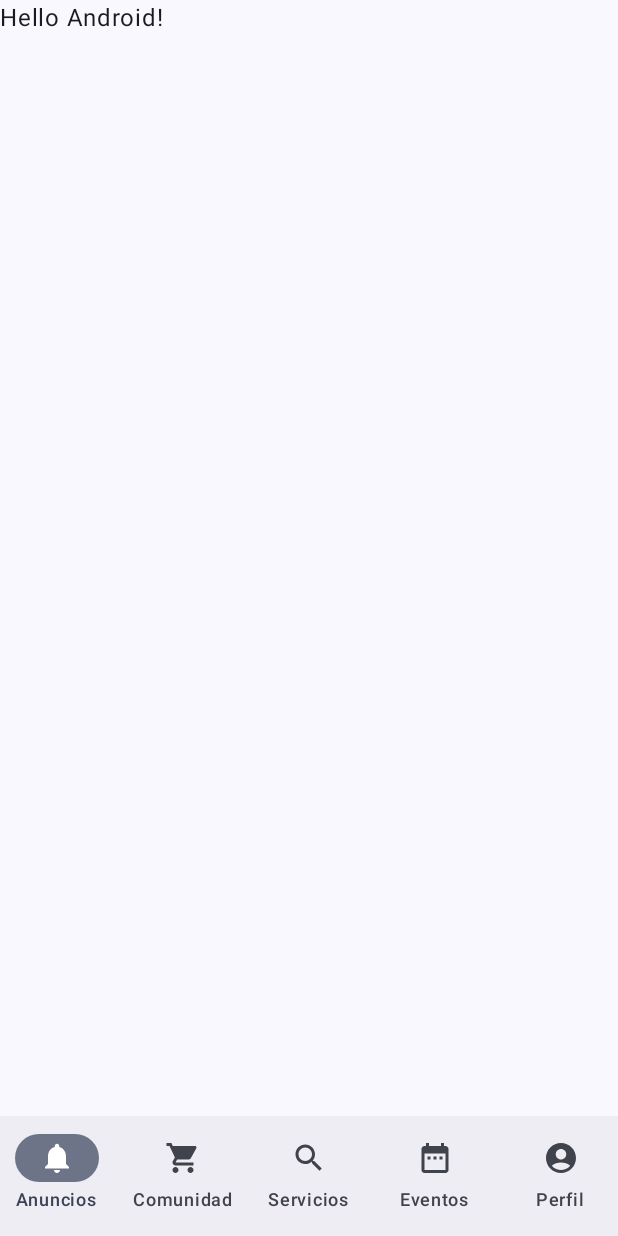
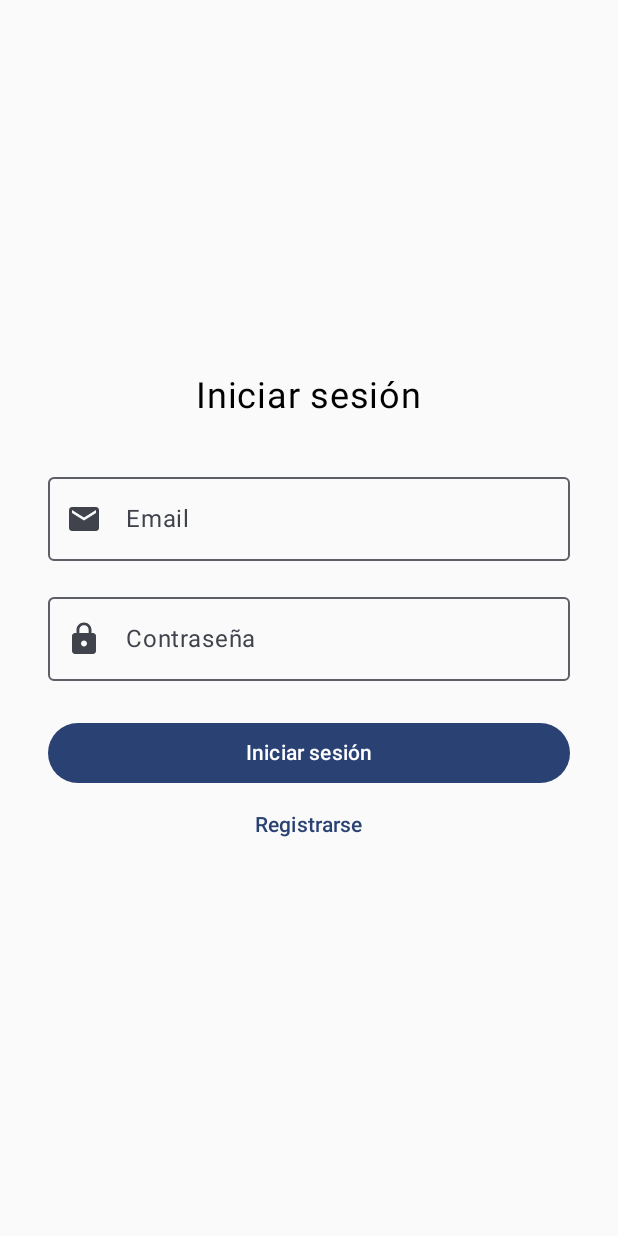
Before and after one commit to Magaztu/EcoNews-Client, an Android app built with Jetpack Compose: the screen it shows after launch (MainActivity), on a phone screen of 412 x 824 dp. Run offline under Robolectric (Android 15) with nearby library versions, the phone set to English and light mode, and no system bars; our stand-ins replace navigation suite.

```diff
--- a/app/src/main/java/com/example/preludio/MainActivity.kt
+++ b/app/src/main/java/com/example/preludio/MainActivity.kt
@@ -29,6 +29,30 @@ import androidx.compose.ui.Modifier
 import androidx.compose.ui.graphics.vector.ImageVector
 import androidx.compose.ui.tooling.preview.Preview
 import androidx.compose.ui.tooling.preview.PreviewScreenSizes
+import com.example.preludio.ui.theme.PreludioTheme
+import android.util.Patterns
+import android.widget.Toast
+import androidx.activity.compose.setContent
+import androidx.activity.enableEdgeToEdge
+import androidx.compose.foundation.background
+import androidx.compose.foundation.clickable
+import androidx.compose.foundation.layout.*
+import androidx.compose.foundation.lazy.LazyColumn
+import androidx.compose.foundation.lazy.grid.GridCells
+import androidx.compose.foundation.lazy.grid.LazyVerticalGrid
+import androidx.compose.foundation.lazy.grid.items
+import androidx.compose.foundation.lazy.items
+import androidx.compose.material.icons.filled.*
+import androidx.compose.material3.*
+import androidx.compose.material3.adaptive.navigationsuite.NavigationSuiteScaffold
+import androidx.compose.runtime.*
+import androidx.compose.ui.Alignment
+import androidx.compose.ui.graphics.Color
+import androidx.compose.ui.platform.LocalContext
+import androidx.compose.ui.text.input.PasswordVisualTransformation
+import androidx.compose.ui.unit.dp
+import androidx.compose.ui.unit.sp
+import androidx.compose.ui.window.Dialog
 import com.example.preludio.ui.theme.PreludioTheme
 
 data class Usuario(
@@ -69,15 +93,106 @@ class MainActivity : ComponentActivity() {
         enableEdgeToEdge()
         setContent {
             PreludioTheme {
-                PreludioApp()
+//                PreludioApp()
+                // Información para el loggeo, por defecto se asume que es falso
+                var isLoggedin by remember { mutableStateOf(false)}
+                var currentUser by remember { mutableStateOf<Usuario?>(null)}
+
+                if (isLoggedin && currentUser != null){
+                    //Hay loggeo
+                    PreludioApp(currentUser = currentUser!!) // Hace que User? sea User nomrla
+                }else{
+                    LoginApp(
+                        onLoginSuccess = { user ->
+                            currentUser = user
+                            isLoggedin = true
+                        }
+                    )
+                }
             }
         }
     }
 }
 
-@PreviewScreenSizes
 @Composable
-fun PreludioApp() {
+fun LoginApp(onLoginSuccess: (Usuario) -> Unit){ // Recursivo como en Pybodrio, se llama a sí mismo
+    var email by remember { mutableStateOf("") }
+    var password by remember { mutableStateOf("") }
+    var isRegistrando by remember { mutableStateOf(false) }
+    var context = LocalContext.current
+
+    Column(
+        modifier = Modifier.fillMaxSize().padding(32.dp),
+        verticalArrangement = Arrangement.Center,
+        horizontalAlignment = Alignment.CenterHorizontally // Autocompletado de android studio, pero
+                                                        // Entiendo que es ccomo align items en html
+    ) {
+        Text(
+            text = if (isRegistrando) "Registrarse" else "Iniciar sesión",
+            fontSize = 24.sp,
+                                // Otra vez autocompletado watafak
+        )
+        Spacer(modifier = Modifier.height(32.dp)) // Es como hr en html, un espaciado o salto
+        OutlinedTextField(
+            value = email,
+            onValueChange = { email = it }, // Ya me da miedo el autoompletar
+            label = {Text("Email")},
+            leadingIcon = {Icon(Icons.Default.Email, contentDescription = null)}, // otro autocompletado, pero tiene sentido
+            modifier = Modifier.fillMaxWidth()
+        )
+        Spacer(modifier = Modifier.height(16.dp))
+        OutlinedTextField(
+            value = password,
+            onValueChange = { password = it },
+            label = {Text("Contraseña")},
+            visualTransformation = PasswordVisualTransformation(), //Esconde los caracteres
+            leadingIcon = {Icon(Icons.Default.Lock, contentDescription = null)},
+            modifier = Modifier.fillMaxWidth() // No confundir con size
+        )
+        Spacer(modifier = Modifier.height(24.dp))
+        Button(
+            onClick = {
+                // Correo válido
+                if (!Patterns.EMAIL_ADDRESS.matcher(email).matches()){
+                    Toast.makeText(context, "Email inválido", Toast.LENGTH_SHORT).show()
+                    return@Button
+                }
+                // Contraseña no corta
+                if (password.length < 4){
+                    Toast.makeText(context, "Contraseña inválida", Toast.LENGTH_SHORT).show()
+                    return@Button
+
+                }
+                // Lógica si se registra un usuario
+                if(isRegistrando){
+                    val Nuevo = Usuario(email.split("@")[0], email, false)
+                    // Crea un nuevo usuario y se asume que el inicio del correo es el nombre
+                    onLoginSuccess(Nuevo) // Sale de la función proque ya no es null
+                    Toast.makeText(context, "Registro exitoso", Toast.LENGTH_SHORT).show()
+
+                }
+                // Ya sebería existir el admin
+                else{
+                    val isAdmin = email.endsWith("@admin.com")
+                    val user = Usuario(email.split("@")[0], email, isAdmin)
+                    onLoginSuccess(user)
+                    Toast.makeText(context, "Inicio de sesión exitoso", Toast.LENGTH_SHORT).show()
+                }
+                // Se asume que el usuario igual existe, tengo que solucionarlo con la database
+            }, modifier = Modifier.fillMaxWidth()
+        ){
+            Text(if (isRegistrando) "Registrarse" else "Iniciar sesión") // Colocar opción
+        }
+        TextButton(onClick = { isRegistrando = !isRegistrando }) {
+            Text(if (isRegistrando) "Iniciar sesión" else "Registrarse")
+        }
+        // Es como los links url, un boton de texto, cambia al estado contrario porque solo hay 2 posibles casos
+    }
+}
+
+//@PreviewScreenSizes
+@Composable
+fun PreludioApp(currentUser: Usuario) {
     var currentDestination by rememberSaveable { mutableStateOf(AppDestinations.ANUNCIOS) }
     // Guarda la posición actual del usuario en la app, similar a los checkboxes
 
```
